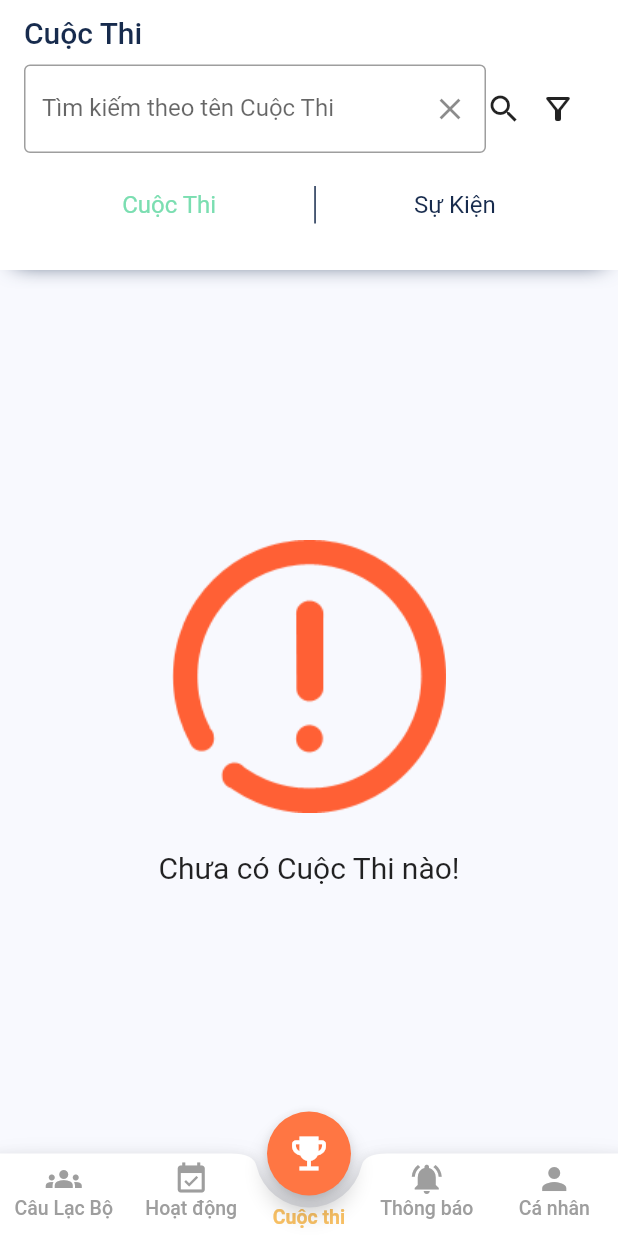
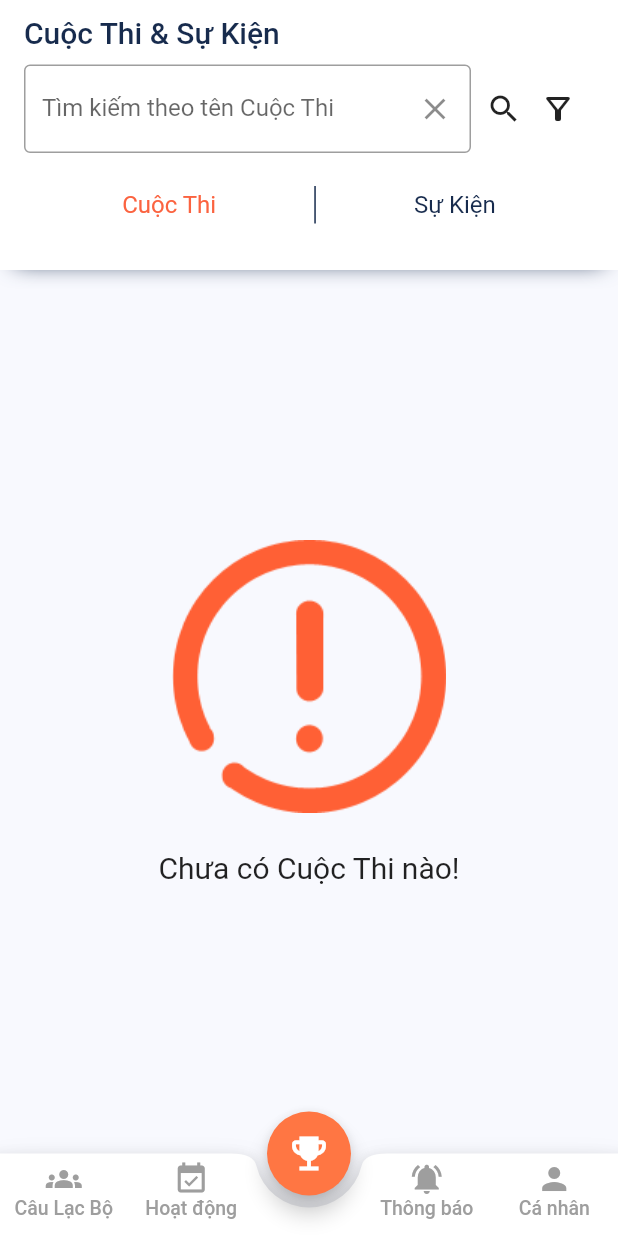
Before and after one commit to vuthingngoc/UniCEC_Mobi, a Flutter app: the MainPage screen opened directly with empty values, on a phone screen of 412 x 824 dp. Run offline on Flutter 3.47's test engine with Material 2 defaults, Android fonts, the phone set to English and light mode, and no system bars; our stand-ins replace awesome_dialog, cloud_firestore, equatable, firebase_auth, firebase_core, firebase_messaging and 11 more; missing offline and left inert: gender_picker, loadmore; accounts and stored records are empty; network calls fail.

Commit message:
update UI

```diff
--- a/lib/screens/competition/competition_page.dart
+++ b/lib/screens/competition/competition_page.dart
@@ -70,7 +70,7 @@ class _CompetitionPageState extends State<CompetitionPage>
           builder: (context, state) {
             return Scaffold(
                 appBar: NavbarCompetition(
-                  title: "Cuộc Thi",
+                  title: "Cuộc Thi & Sự Kiện",
                   searchBar: true,
                   categoryOne: "Cuộc Thi",
                   categoryTwo: "Sự Kiện",
--- a/lib/screens/competition/widgets/navbar_competition.dart
+++ b/lib/screens/competition/widgets/navbar_competition.dart
@@ -144,12 +144,15 @@ class _NavbarCompetitionOfParticipantState extends State<NavbarCompetition> {
                                       ),
                                     )),
                               ),
-                              GestureDetector(
-                                onTap: () {
-                                  bloc.add(LoadingEvent());
-                                  bloc.add(SearchEvent());
-                                },
-                                child: Icon(Icons.search),
+                              Container(
+                                padding: EdgeInsets.only(left: 10),
+                                child: GestureDetector(
+                                  onTap: () {
+                                    bloc.add(LoadingEvent());
+                                    bloc.add(SearchEvent());
+                                  },
+                                  child: Icon(Icons.search),
+                                ),
                               ),
                               PopupMenuButton<int>(
                                   icon: Icon(Icons.filter_alt_outlined),
@@ -276,7 +279,7 @@ class _NavbarCompetitionOfParticipantState extends State<NavbarCompetition> {
                                             Text(widget.categoryOne,
                                                 style: TextStyle(
                                                     color: ArgonColors
-                                                        .inputSuccess,
+                                                        .warning,
                                                     fontSize: 16.0))
                                           ]),
                                         )
@@ -306,8 +309,7 @@ class _NavbarCompetitionOfParticipantState extends State<NavbarCompetition> {
                                           child: Row(children: [
                                             Text(widget.categoryTwo,
                                                 style: TextStyle(
-                                                    color: ArgonColors
-                                                        .inputSuccess,
+                                                    color: ArgonColors.warning,
                                                     fontSize: 16.0))
                                           ]),
                                         )
--- a/lib/screens/main_page/main_page.dart
+++ b/lib/screens/main_page/main_page.dart
@@ -308,7 +308,7 @@ class _MainPageState extends State<MainPage> {
                       child: Align(
                           alignment: Alignment.bottomCenter,
                           child: Text(
-                            "Cuộc thi",
+                            "",
                             style: TextStyle(
                                 color:
                                     //ss1 chắc chắn là trang 2
--- a/lib/screens/my_account/my_account_page.dart
+++ b/lib/screens/my_account/my_account_page.dart
@@ -146,7 +146,7 @@ class _MyAccountPageState extends State<MyAccountPage>
                                                                 Radius.circular(
                                                                     10))),
                                                     child: Text(
-                                                        "${state.user.studentCode} | ${state.seedsWallet?.amount ?? 0} seeds",
+                                                        "${state.user.studentCode} | ${state.seedsWallet?.amount ?? 0} điểm",
                                                         style: const TextStyle(
                                                           fontSize: 18,
                                                         )),
--- a/lib/screens/view_detail_team_participant/component/view_detail_table.dart
+++ b/lib/screens/view_detail_team_participant/component/view_detail_table.dart
@@ -125,7 +125,7 @@ class _ViewDetailTableMenuState extends State<ViewDetailTableMenu> {
               if (member.teamRoleName.compareTo("Leader") == 0)
                 Icon(
                   Icons.star,
-                  color: Colors.yellow,
+                  color: Colors.red,
                 )
             ]));
           } else if (e == 2) {
--- a/lib/screens/view_list_team_student/view_list_team_student.dart
+++ b/lib/screens/view_list_team_student/view_list_team_student.dart
@@ -58,7 +58,7 @@ class _ViewListTeamStudentPageState extends State<ViewListTeamStudentPage>
                     onPressed: () {
                       Navigator.pop(context);
                     },
-                    icon: Icon(Icons.arrow_back_ios, color: Colors.black),
+                    icon: Icon(Icons.arrow_back_ios, color: Colors.white),
                   ),
                   title: Text(
                     "Danh sách các đội tham gia",
--- a/lib/screens/view_list_teams_participant/component/body.dart
+++ b/lib/screens/view_list_teams_participant/component/body.dart
@@ -39,6 +39,8 @@ class _BodyState extends State<Body> {
                   mainAxisAlignment: MainAxisAlignment.center,
                   children: [
                     Expanded(
+                      child: Container(
+                        padding: const EdgeInsets.only(left: 10, right: 5),
                         child: TextFormField(
                             controller: _controller,
                             onFieldSubmitted: (value) {
@@ -66,6 +68,7 @@ class _BodyState extends State<Body> {
                                     BorderSide(color: Colors.grey, width: 1.0),
                               ),
                             )),
+                      ),
                     ),
                     GestureDetector(
                       onTap: () {
--- a/lib/screens/view_list_teams_participant/view_list_team_participant_page.dart
+++ b/lib/screens/view_list_teams_participant/view_list_team_participant_page.dart
@@ -145,7 +145,7 @@ class _ViewListTeamParticipantPageState
                     onPressed: () {
                       Navigator.pop(context);
                     },
-                    icon: Icon(Icons.arrow_back_ios, color: Colors.black),
+                    icon: Icon(Icons.arrow_back_ios, color: Colors.white),
                   ),
                   title: Text(
                     "Danh sách các đội tham gia",
--- a/lib/screens/widgets/card-small.dart
+++ b/lib/screens/widgets/card-small.dart
@@ -82,8 +82,8 @@ class CardSmall extends StatelessWidget {
                               Container(
                                 margin: const EdgeInsets.only(right: 20),
                                 decoration: BoxDecoration(
-                                    border: Border.all(color: Colors.red),
-                                    color: Colors.red,
+                                    border: Border.all(color: ArgonColors.error),
+                                    color: ArgonColors.error,
                                     borderRadius: const BorderRadius.all(
                                         Radius.circular(5))),
                                 child: Text(Utils.convertDateTime(date),
@@ -275,7 +275,7 @@ class CardSmall extends StatelessWidget {
                                     style: const TextStyle(
                                         color: ArgonColors.primary,
                                         fontSize: 15,
-                                        fontWeight: FontWeight.w600)),
+                                        fontStyle: FontStyle.italic)),
                                 //
                               ]),
                           //),
```
Also changed, not shown: lib/screens/competition_detail/competition_detail_page.dart (+13 -15 lines), lib/screens/notification/noti_detail_page.dart (+10 -1 lines), lib/screens/notification/widgets/list_notification.dart (+6 -2 lines), lib/screens/view_detail_team_participant/view_detail_team_participant_page.dart (+12 -3 lines), lib/screens/view_list_competition_of_participant/widgets/navbar_competition.dart (+11 -5 lines), lib/screens/view_list_team_student/component/body_student.dart (+17 -4 lines). Lines whose indentation alone changed are shown as unchanged.
